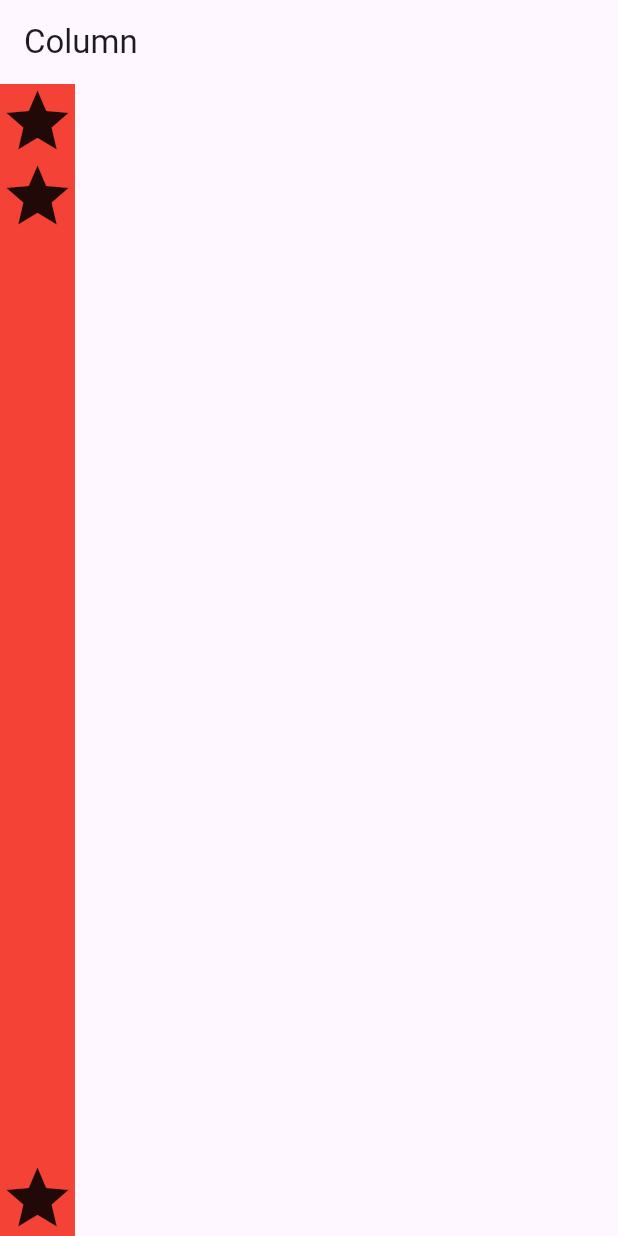
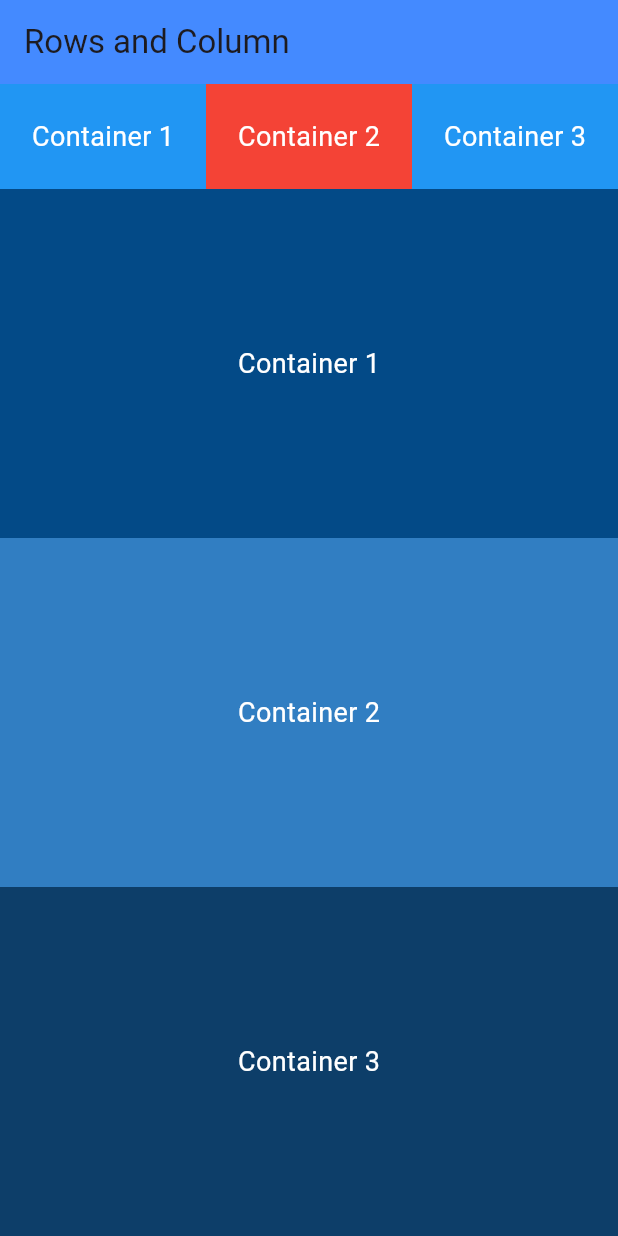
Before and after one commit to Bibekgupta777/first_assignment, a Flutter app: the screen it shows after launch, on a phone screen of 412 x 824 dp. Run offline on Flutter 3.47's test engine with Material 3 defaults, Android fonts, the phone set to English and light mode, and no system bars.

Commit message:
"Updated main.dart to use ClassworkView instead of ColumnScreen, and modified pubspec.yaml to include an assets directory."

```diff
--- a/lib/main.dart
+++ b/lib/main.dart
@@ -1,4 +1,11 @@
-import 'package:first_assignment/screens/column_screen_state.dart';
+// import 'package:first_assignment/screens/container_view.dart';
+// import 'package:first_assignment/screens/cross_axis_allignment.dart';
+// import 'package:first_assignment/screens/decorating_container.dart';
+// import 'package:first_assignment/screens/flexible_expanded_view.dart';
+import 'package:first_assignment/screens/classwork_view.dart';
+// import 'package:first_assignment/screens/snackbar_view.dart';
+// import 'package:first_assignment/screens/load_image_view.dart';
+// import 'package:first_assignment/screens/decorating_container.dart';
 import 'package:flutter/material.dart';
 
 void main() {
@@ -12,7 +19,7 @@ class MyApp extends StatelessWidget {
       debugShowCheckedModeBanner: false,
       title: 'First Assignment',
       theme: ThemeData(primarySwatch: Colors.blue),
-      home: ColumnScreen(),
+      home: ClassworkView(),
     );
   }
 }
--- /dev/null
+++ b/lib/screens/classwork_view.dart
@@ -0,0 +1,97 @@
+import 'package:flutter/material.dart';
+
+class ClassworkView extends StatelessWidget {
+  const ClassworkView({super.key});
+
+  @override
+  Widget build(BuildContext context) {
+    return Scaffold(
+      appBar: AppBar(
+        title: const Text("Rows and Column"),
+        backgroundColor: Colors.blueAccent,
+        elevation: 0,
+      ),
+      body: SafeArea(
+          child: Column(
+        children: [
+          Row(
+            children: [
+              Expanded(
+                flex: 1,
+                child: Container(
+                  height: 70,
+                  color: Colors.blue,
+                  child: const Center(
+                      child: Text(
+                    "Container 1",
+                    style: TextStyle(fontSize: 18, color: Colors.white),
+                  )),
+                ),
+              ),
+              Expanded(
+                flex: 1,
+                child: Container(
+                  height: 70,
+                  color: Colors.red,
+                  child: const Center(
+                      child: Text(
+                    "Container 2",
+                    style: TextStyle(fontSize: 18, color: Colors.white),
+                  )),
+                ),
+              ),
+              Expanded(
+                flex: 1,
+                child: Container(
+                  height: 70,
+                  color: Colors.blue,
+                  child: const Center(
+                      child: Text(
+                    "Container 3",
+                    style: TextStyle(fontSize: 18, color: Colors.white),
+                  )),
+                ),
+              ),
+            ],
+          ),
+          Expanded(
+            child: Column(
+              children: [
+                Expanded(
+                  child: Container(
+                    color: const Color.fromARGB(255, 3, 74, 135),
+                    child: const Center(
+                        child: Text(
+                      "Container 1",
+                      style: TextStyle(fontSize: 18, color: Colors.white),
+                    )),
+                  ),
+                ),
+                Expanded(
+                  child: Container(
+                    color: const Color.fromARGB(255, 49, 126, 194),
+                    child: const Center(
+                        child: Text(
+                      "Container 2",
+                      style: TextStyle(fontSize: 18, color: Colors.white),
+                    )),
+                  ),
+                ),
+                Expanded(
+                  child: Container(
+                    color: const Color.fromARGB(255, 13, 62, 105),
+                    child: const Center(
+                        child: Text(
+                      "Container 3",
+                      style: TextStyle(fontSize: 18, color: Colors.white),
+                    )),
+                  ),
+                ),
+              ],
+            ),
+          ),
+        ],
+      )),
+    );
+  }
+}
--- a/pubspec.yaml
+++ b/pubspec.yaml
@@ -59,9 +59,8 @@ flutter:
   uses-material-design: true
 
   # To add assets to your application, add an assets section, like this:
-  # assets:
-  #   - images/a_dot_burr.jpeg
-  #   - images/a_dot_ham.jpeg
+  assets:
+    - assets/images/
 
   # An image asset can refer to one or more resolution-specific "variants", see
   # https://flutter.dev/to/resolution-aware-images
```
Also changed, not shown: lib/commons/mysnackbar.dart (added, +15 -0 lines), lib/screens/container_view.dart (added, +26 -0 lines), lib/screens/cross_axis_allignment.dart (added, +26 -0 lines), lib/screens/decorating_container.dart (added, +30 -0 lines), lib/screens/flexible_expanded_view.dart (added, +33 -0 lines), lib/screens/load_image_view.dart (added, +22 -0 lines), lib/screens/middel_container.dart (added, +38 -0 lines), lib/screens/snackbar_view.dart (added, +41 -0 lines), assets/images/dog1.jpg (added), assets/images/dog2.jpg (added).
